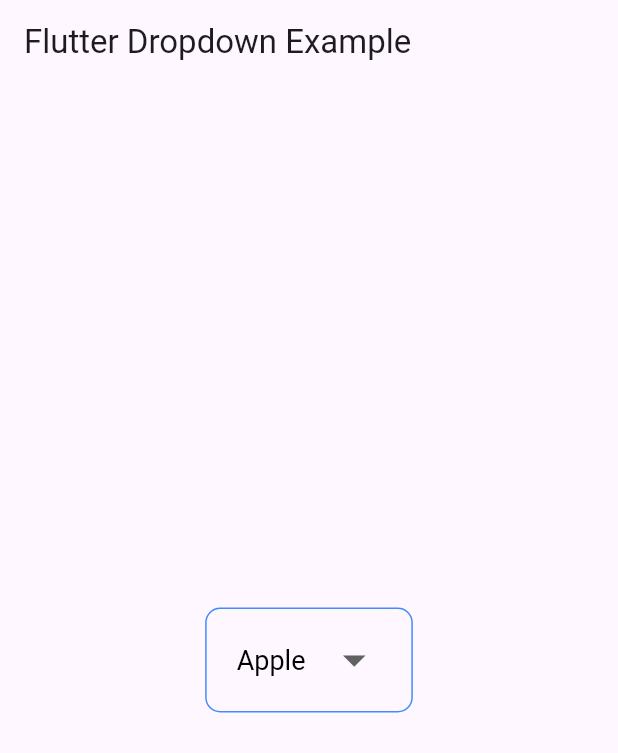
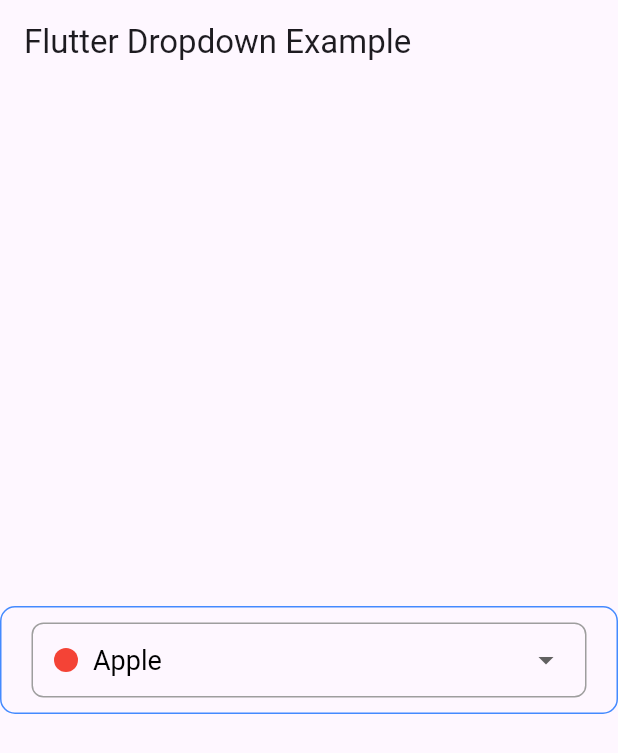
Before and after one commit to RazzaqAhmad/my_new_app, a Flutter app: the screen it shows after launch, on a phone screen of 412 x 824 dp. Shown: the top 753 px of the screen. Run offline on Flutter 3.47's test engine with Material 3 defaults, Android fonts, the phone set to English and light mode, and no system bars; drawn by our look-alikes of dropdown_button2.

Commit message:
Add a package dropdownbutton2

```diff
--- a/lib/My_Screens/dropdownexample.dart
+++ b/lib/My_Screens/dropdownexample.dart
@@ -1,3 +1,4 @@
+import 'package:dropdown_button2/dropdown_button2.dart';
 import 'package:flutter/material.dart';
 
 class DropdownExample extends StatefulWidget {
@@ -14,48 +15,69 @@ class _DropdownExampleState extends State<DropdownExample> {
     {'fruit': 'Apple', 'color': Colors.red},
     {'fruit': 'Banana', 'color': Colors.yellow},
     {'fruit': 'Grapes', 'color': Colors.green},
-    {'fruit': 'Orange', 'color': Colors.cyanAccent},
-    {'fruit': 'Mango', 'color': Colors.blue},
+    {'fruit': 'Orange', 'color': Colors.orange},
+    {'fruit': 'Mango', 'color': Colors.amber},
   ];
 
-  Color? selectedcolor;
+  Color selectedColor = Colors.red; // Default color for 'Apple'
+
   @override
   Widget build(BuildContext context) {
     return Scaffold(
-      appBar: AppBar(title: Text('Flutter Dropdown Example')),
+      appBar: AppBar(title: const Text('Flutter Dropdown Example')),
       body: Center(
         child: Container(
-          padding: EdgeInsets.symmetric(horizontal: 20, vertical: 10),
+          width: 1300,
+          padding: const EdgeInsets.symmetric(horizontal: 20, vertical: 10),
           decoration: BoxDecoration(
             border: Border.all(color: Colors.blueAccent),
             borderRadius: BorderRadius.circular(10),
           ),
-          child: DropdownButton<String>(
+          child: DropdownButtonHideUnderline(
+            child: DropdownButton2<String>(
               value: selectedValue,
-            icon: Icon(Icons.arrow_drop_down),
-            iconSize: 36,
-            elevation: 8,
-            style: TextStyle(color: Colors.black, fontSize: 18),
-            underline: SizedBox(), // removes default underline
+              hint: Text('Select Fruit'),
+              isExpanded: true,
+              style: const TextStyle(color: Colors.black, fontSize: 18),
               onChanged: (String? newValue) {
                 setState(() {
                   selectedValue = newValue!;
+                  selectedColor = items.firstWhere(
+                    (item) => item['fruit'] == newValue,
+                  )['color'];
                 });
               },
-            dropdownColor: selectedcolor,
-            items: items.map<DropdownMenuItem<String>>((
-              Map<String, dynamic> mp,
-            ) {
+              buttonStyleData: ButtonStyleData(
+                height: 50,
+                width: 180,
+                padding: EdgeInsets.symmetric(horizontal: 14),
+                decoration: BoxDecoration(
+                  borderRadius: BorderRadius.all(Radius.circular(8)),
+                  border: Border.fromBorderSide(BorderSide(color: Colors.grey)),
+                ),
+              ),
+              dropdownStyleData: DropdownStyleData(
+                direction:
+                    DropdownDirection.left, // 👈 Force dropdown to open DOWN
+                maxHeight: 200, // limit height
+                decoration: BoxDecoration(
+                  color: selectedColor,
+                  borderRadius: BorderRadius.all(Radius.circular(8)),
+                ),
+              ),
+              items: items.map<DropdownMenuItem<String>>((mp) {
                 return DropdownMenuItem<String>(
-                onTap: () {
-                  setState(() {
-                    selectedcolor = mp['color'];
-                  });
-                },
-                value: mp['fruit'].toString(),
-                child: Text(mp['fruit']),
+                  value: mp['fruit'],
+                  child: Row(
+                    children: [
+                      CircleAvatar(backgroundColor: mp['color'], radius: 8),
+                      const SizedBox(width: 10),
+                      Text(mp['fruit']),
+                    ],
+                  ),
                 );
               }).toList(),
+            ),
           ),
         ),
       ),
--- a/pubspec.yaml
+++ b/pubspec.yaml
@@ -30,10 +30,10 @@ environment:
 dependencies:
   flutter:
     sdk: flutter
-
+  dropdown_button2: any
+  cupertino_icons: ^1.0.8
   # The following adds the Cupertino Icons font to your application.
   # Use with the CupertinoIcons class for iOS style icons.
-  cupertino_icons: ^1.0.8
 
 dev_dependencies:
   flutter_test:
```
Also changed, not shown: pubspec.lock. Lines whose indentation alone changed are shown as unchanged.
